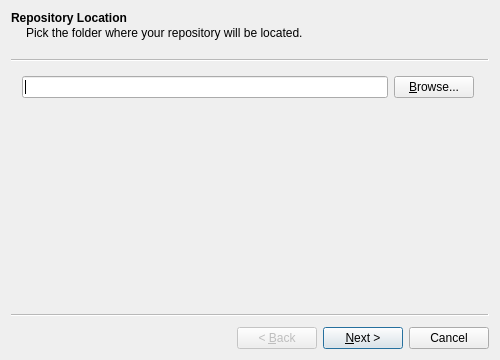
Qt form src/goot/Gui/InitWizard/InitWizard.ui (DrFrankenstein/goot) before a commit.
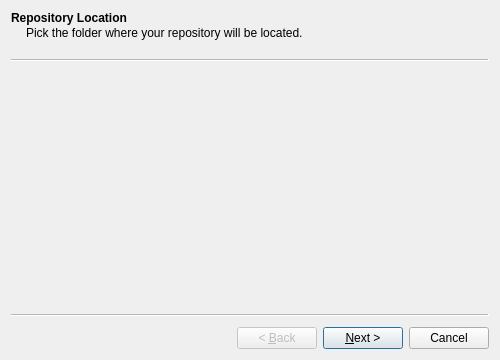
The same form after that commit. Icons and pictures are not drawn. Custom widgets are drawn as their Qt base class.

Commit message: start InitWizard refactor

```diff
--- a/src/goot/Gui/InitWizard/InitWizard.ui
+++ b/src/goot/Gui/InitWizard/InitWizard.ui
@@ -2,6 +2,14 @@
 <ui version="4.0">
  <class>InitWizard</class>
  <widget class="QWizard" name="InitWizard">
+  <property name="geometry">
+   <rect>
+    <x>0</x>
+    <y>0</y>
+    <width>500</width>
+    <height>360</height>
+   </rect>
+  </property>
   <property name="windowTitle">
    <string>Create Repository</string>
   </property>
@@ -23,20 +31,6 @@
     <property name="leftMargin">
      <number>5</number>
     </property>
-    <item>
-     <layout class="QHBoxLayout" name="horizontalLayout">
-      <item>
-       <widget class="QLineEdit" name="lineEditPath"/>
-      </item>
-      <item>
-       <widget class="QPushButton" name="pushButtonBrowsePath">
-        <property name="text">
-         <string>&amp;Browse...</string>
-        </property>
-       </widget>
-      </item>
-     </layout>
-    </item>
    </layout>
   </widget>
   <widget class="QWizardPage" name="page2Description">
@@ -155,6 +149,32 @@
    </layout>
   </widget>
  </widget>
+ <customwidgets>
+  <customwidget>
+   <class>Page1Location</class>
+   <extends>QWizardPage</extends>
+   <header>Page1Location.hpp</header>
+   <container>1</container>
+  </customwidget>
+  <customwidget>
+   <class>Page2Description</class>
+   <extends>QWizardPage</extends>
+   <header>Page2Description.hpp</header>
+   <container>1</container>
+  </customwidget>
+  <customwidget>
+   <class>Page3Ref</class>
+   <extends>QWizardPage</extends>
+   <header>Page3Ref.hpp</header>
+   <container>1</container>
+  </customwidget>
+  <customwidget>
+   <class>Page4Summary</class>
+   <extends>QWizardPage</extends>
+   <header>Page4Summary.hpp</header>
+   <container>1</container>
+  </customwidget>
+ </customwidgets>
  <resources>
   <include location="../../res/main.qrc"/>
  </resources>
```
Left out of the diff: 93 changed lines with no effect on the pictures. The commit also changes 15 other files.
